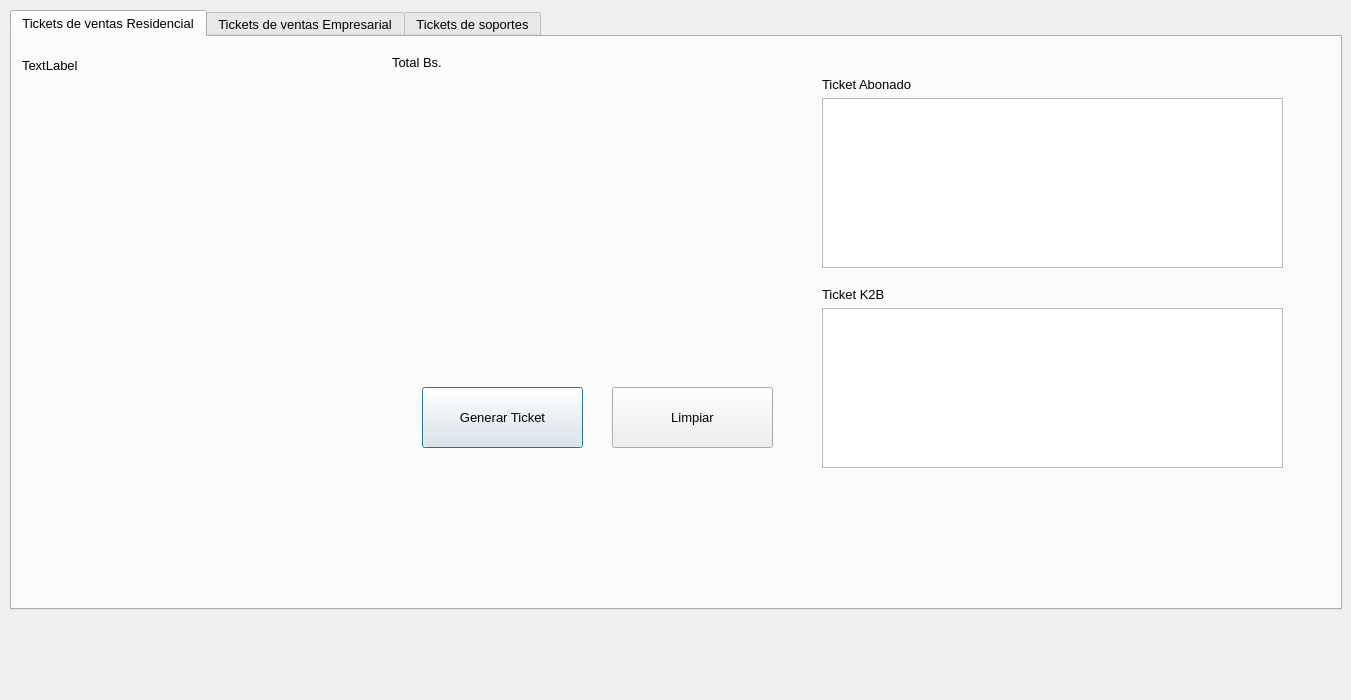
First picture: the form in modules/Hfc/hfc.ui, repository ceeck65/assistent-inter-app, before the edit.
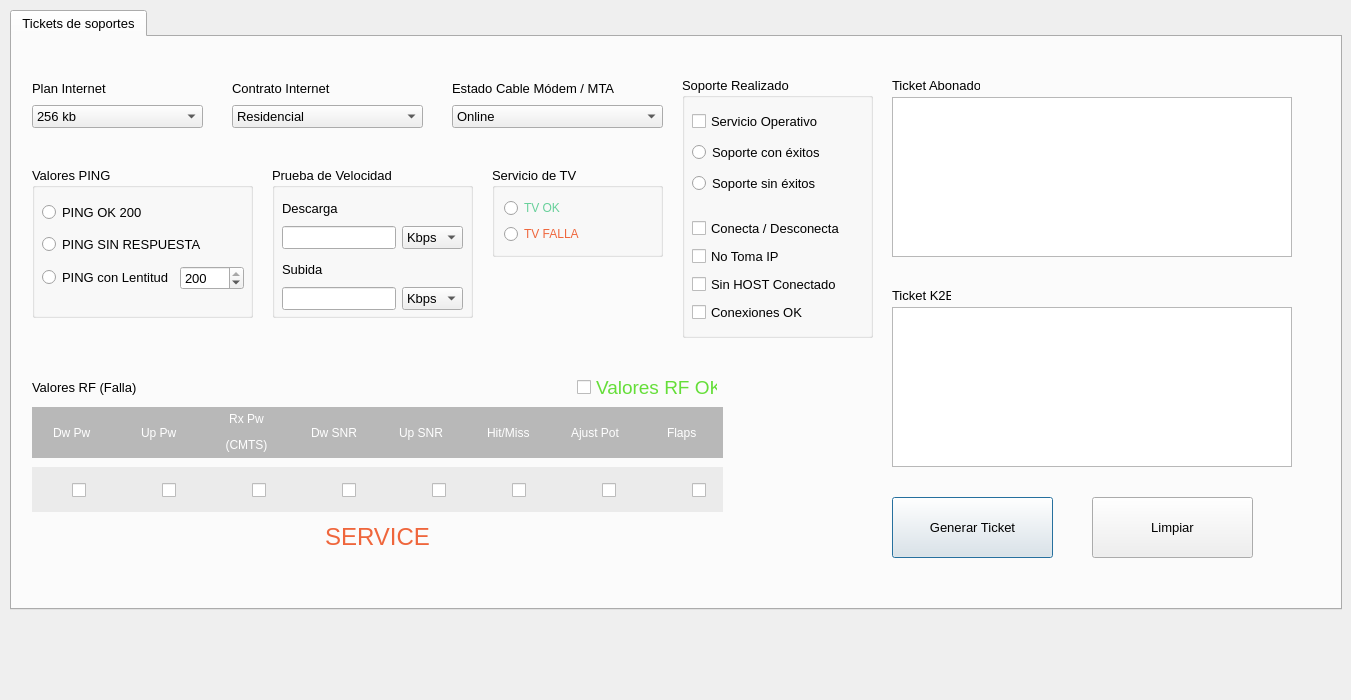
Second picture: the form after the edit. Icons and pictures are not drawn.

Commit message: Changes modules sales funtionals

Patch:
```diff
--- a/modules/Hfc/hfc.ui
+++ b/modules/Hfc/hfc.ui
@@ -42,128 +42,6 @@
    <property name="usesScrollButtons">
     <bool>true</bool>
    </property>
-   <widget class="QWidget" name="tab_3">
-    <attribute name="icon">
-     <iconset resource="../../images.qrc">
-      <normaloff>:/images/images/icons/ethernet.png</normaloff>:/images/images/icons/ethernet.png</iconset>
-    </attribute>
-    <attribute name="title">
-     <string>Tickets de ventas Residencial</string>
-    </attribute>
-    <widget class="QLabel" name="lblPriceReferentialDolarDTH_2">
-     <property name="geometry">
-      <rect>
-       <x>10</x>
-       <y>20</y>
-       <width>671</width>
-       <height>16</height>
-      </rect>
-     </property>
-     <property name="text">
-      <string>TextLabel</string>
-     </property>
-    </widget>
-    <widget class="QLabel" name="lbl_total_dth_2">
-     <property name="geometry">
-      <rect>
-       <x>380</x>
-       <y>10</y>
-       <width>201</width>
-       <height>31</height>
-      </rect>
-     </property>
-     <property name="text">
-      <string>Total Bs.</string>
-     </property>
-    </widget>
-    <widget class="QPushButton" name="btn_ticket_hfc_sale">
-     <property name="geometry">
-      <rect>
-       <x>410</x>
-       <y>350</y>
-       <width>161</width>
-       <height>61</height>
-      </rect>
-     </property>
-     <property name="text">
-      <string>Generar Ticket</string>
-     </property>
-     <property name="icon">
-      <iconset resource="../../images.qrc">
-       <normaloff>:/images/images/icons/refresh.png</normaloff>:/images/images/icons/refresh.png</iconset>
-     </property>
-    </widget>
-    <widget class="QPushButton" name="btn_clear_hfc">
-     <property name="geometry">
-      <rect>
-       <x>600</x>
-       <y>350</y>
-       <width>161</width>
-       <height>61</height>
-      </rect>
-     </property>
-     <property name="text">
-      <string>Limpiar</string>
-     </property>
-     <property name="icon">
-      <iconset resource="../../images.qrc">
-       <normaloff>:/images/images/icons/delete.png</normaloff>:/images/images/icons/delete.png</iconset>
-     </property>
-    </widget>
-    <widget class="QWidget" name="layoutWidget_3">
-     <property name="geometry">
-      <rect>
-       <x>810</x>
-       <y>40</y>
-       <width>461</width>
-       <height>191</height>
-      </rect>
-     </property>
-     <layout class="QVBoxLayout" name="verticalLayout_9">
-      <item>
-       <widget class="QLabel" name="label_4">
-        <property name="text">
-         <string>Ticket Abonado</string>
-        </property>
-       </widget>
-      </item>
-      <item>
-       <widget class="QPlainTextEdit" name="txtticket_ab_dth_2"/>
-      </item>
-     </layout>
-    </widget>
-    <widget class="QWidget" name="layoutWidget_4">
-     <property name="geometry">
-      <rect>
-       <x>810</x>
-       <y>250</y>
-       <width>461</width>
-       <height>181</height>
-      </rect>
-     </property>
-     <layout class="QVBoxLayout" name="verticalLayout_10">
-      <item>
-       <widget class="QLabel" name="label_8">
-        <property name="text">
-         <string>Ticket K2B</string>
-        </property>
-       </widget>
-      </item>
-      <item>
-       <widget class="QPlainTextEdit" name="txtticket_k2b_dth_2"/>
-      </item>
-     </layout>
-    </widget>
-   </widget>
-   <widget class="QWidget" name="tab_7">
-    <attribute name="icon">
-     <iconset resource="../../images.qrc">
-      <normaloff>:/images/images/icons/ethernet.png</normaloff>:/images/images/icons/ethernet.png</iconset>
-    </attribute>
-    <attribute name="title">
-     <string>Tickets de ventas Empresarial</string>
-    </attribute>
-   </widget>
    <widget class="QWidget" name="tab_4">
     <attribute name="icon">
      <iconset resource="../../images.qrc">
```
The commit also changes 50 other files.
